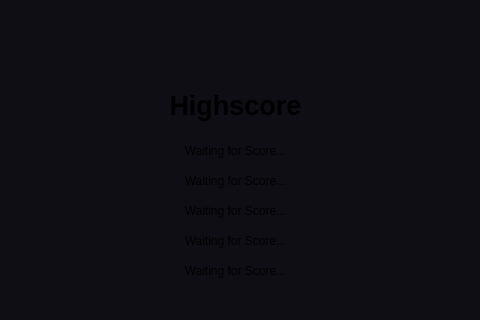
Qt form Source/Frontend/ITP-Project-Frontend/Views/view_finalscore.ui (JNSAPH/Qt-Multiplayer-Pong-BS_Erlangen_3rd_year_Project) before a commit; both pictures show x 110 to 590 and y 220 to 540 of the 680 by 540 pixel window.
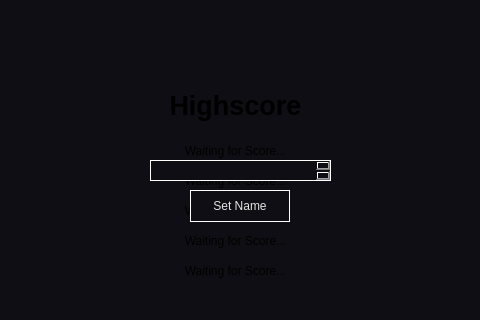
The same form after that commit. Icons and pictures are not drawn.

Commit message: Added Name Input to Score

```diff
--- a/Source/Frontend/ITP-Project-Frontend/Views/view_finalscore.ui
+++ b/Source/Frontend/ITP-Project-Frontend/Views/view_finalscore.ui
@@ -208,6 +208,37 @@
     <set>Qt::AlignCenter</set>
    </property>
   </widget>
+  <widget class="QTextEdit" name="userInput">
+   <property name="geometry">
+    <rect>
+     <x>260</x>
+     <y>380</y>
+     <width>181</width>
+     <height>21</height>
+    </rect>
+   </property>
+   <property name="styleSheet">
+    <string notr="true">color: #E4E4E4;
+border: 1px solid white;</string>
+   </property>
+  </widget>
+  <widget class="QPushButton" name="userBtn">
+   <property name="geometry">
+    <rect>
+     <x>300</x>
+     <y>410</y>
+     <width>100</width>
+     <height>32</height>
+    </rect>
+   </property>
+   <property name="styleSheet">
+    <string notr="true">color: #E4E4E4;
+border: 1px solid white;</string>
+   </property>
+   <property name="text">
+    <string>Set Name</string>
+   </property>
+  </widget>
  </widget>
  <resources>
   <include location="../resource.qrc"/>
```
The commit also changes 13 other files.
